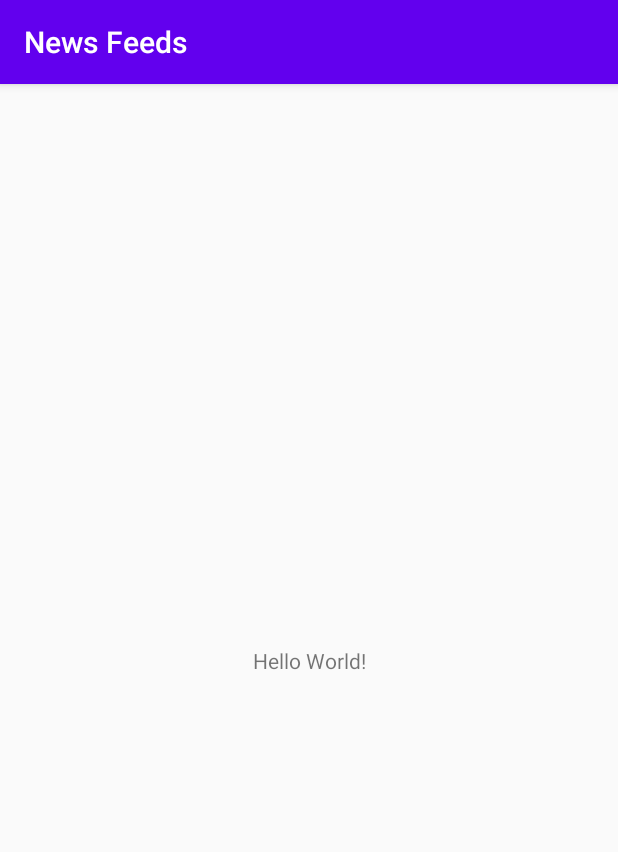
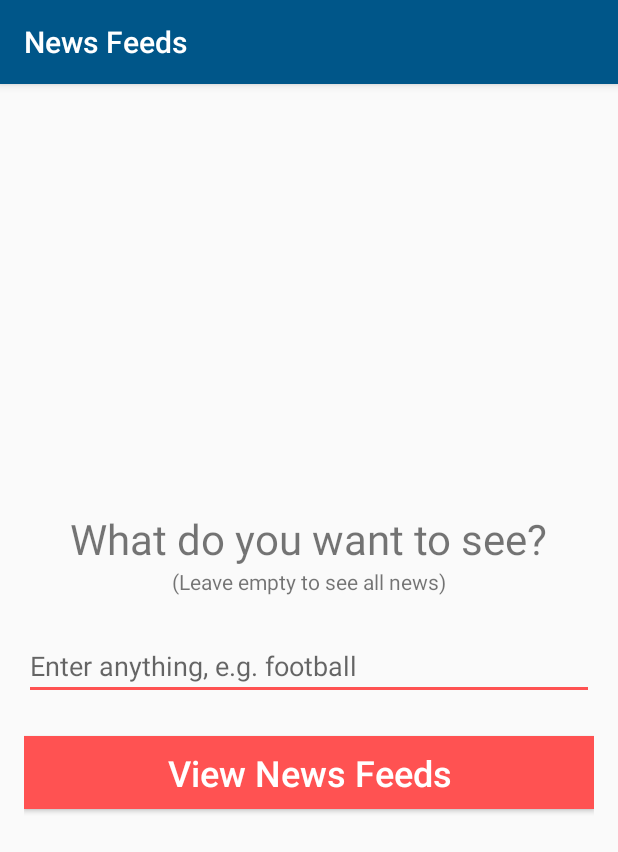
Before and after one commit to davictor24/NewsFeeds, an Android app: the screen it shows after launch (MainActivity), on a phone screen of 412 x 824 dp. Shown: the top 852 px of the screen. Run offline under Robolectric (Android 15) with nearby library versions, the phone set to English and light mode, and no system bars.

Commit message:
Add news search. Create basic project structure.

```diff
--- a/app/src/main/AndroidManifest.xml
+++ b/app/src/main/AndroidManifest.xml
@@ -9,7 +9,8 @@
         android:roundIcon="@mipmap/ic_launcher_round"
         android:supportsRtl="true"
         android:theme="@style/AppTheme">
-        <activity android:name=".MainActivity">
+        <activity android:name=".activities.NewsActivity"></activity>
+        <activity android:name=".activities.MainActivity">
             <intent-filter>
                 <action android:name="android.intent.action.MAIN" />
 
--- /dev/null
+++ b/app/src/main/java/com/electroninc/newsfeeds/activities/MainActivity.java
@@ -0,0 +1,34 @@
+package com.electroninc.newsfeeds.activities;
+
+import androidx.appcompat.app.AppCompatActivity;
+
+import android.content.Intent;
+import android.os.Bundle;
+import android.view.View;
+import android.widget.Button;
+import android.widget.EditText;
+
+import com.electroninc.newsfeeds.R;
+
+public class MainActivity extends AppCompatActivity {
+
+    @Override
+    protected void onCreate(Bundle savedInstanceState) {
+        super.onCreate(savedInstanceState);
+        setContentView(R.layout.activity_main);
+
+        final EditText searchEditText = findViewById(R.id.news_search_edit_text);
+        Button searchBtn = findViewById(R.id.news_search_btn);
+
+        searchBtn.setOnClickListener(new View.OnClickListener() {
+            @Override
+            public void onClick(View view) {
+                String searchText = searchEditText.getText().toString().trim();
+                Intent displayNewsIntent = new Intent(MainActivity.this, NewsActivity.class);
+                displayNewsIntent.putExtra(NewsActivity.SEARCH_TEXT, searchText);
+                startActivity(displayNewsIntent);
+            }
+        });
+    }
+
+}
--- /dev/null
+++ b/app/src/main/java/com/electroninc/newsfeeds/adapters/NewsAdapter.java
@@ -0,0 +1,4 @@
+package com.electroninc.newsfeeds.adapters;
+
+public class NewsAdapter {
+}
--- /dev/null
+++ b/app/src/main/java/com/electroninc/newsfeeds/models/News.java
@@ -0,0 +1,4 @@
+package com.electroninc.newsfeeds.models;
+
+public class News {
+}
--- /dev/null
+++ b/app/src/main/java/com/electroninc/newsfeeds/network/NewsLoader.java
@@ -0,0 +1,4 @@
+package com.electroninc.newsfeeds.network;
+
+public class NewsLoader {
+}
--- /dev/null
+++ b/app/src/main/java/com/electroninc/newsfeeds/network/Utils.java
@@ -0,0 +1,4 @@
+package com.electroninc.newsfeeds.network;
+
+public class Utils {
+}
--- a/app/src/main/res/layout/activity_main.xml
+++ b/app/src/main/res/layout/activity_main.xml
@@ -1,18 +1,46 @@
 <?xml version="1.0" encoding="utf-8"?>
-<androidx.constraintlayout.widget.ConstraintLayout xmlns:android="http://schemas.android.com/apk/res/android"
-    xmlns:app="http://schemas.android.com/apk/res-auto"
+<LinearLayout xmlns:android="http://schemas.android.com/apk/res/android"
     xmlns:tools="http://schemas.android.com/tools"
     android:layout_width="match_parent"
     android:layout_height="match_parent"
-    tools:context=".MainActivity">
+    android:layout_centerInParent="true"
+    android:gravity="center"
+    android:orientation="vertical"
+    android:padding="16dp">
 
     <TextView
         android:layout_width="wrap_content"
         android:layout_height="wrap_content"
-        android:text="Hello World!"
-        app:layout_constraintBottom_toBottomOf="parent"
-        app:layout_constraintLeft_toLeftOf="parent"
-        app:layout_constraintRight_toRightOf="parent"
-        app:layout_constraintTop_toTopOf="parent" />
+        android:text="@string/what_do_you_want"
+        android:textSize="28sp" />
 
-</androidx.constraintlayout.widget.ConstraintLayout>
+    <TextView
+        android:layout_width="wrap_content"
+        android:layout_height="wrap_content"
+        android:layout_marginBottom="24dp"
+        android:text="@string/leave_empty" />
+
+    <EditText
+        android:id="@+id/news_search_edit_text"
+        android:layout_width="match_parent"
+        android:layout_height="wrap_content"
+        android:hint="@string/search_hint"
+        android:importantForAutofill="no"
+        android:inputType="text" />
+
+    <Button
+        android:id="@+id/news_search_btn"
+        android:layout_width="match_parent"
+        android:layout_height="wrap_content"
+        android:layout_marginTop="24dp"
+        android:background="@color/colorAccent"
+        android:foreground="?android:selectableItemBackground"
+        android:gravity="center"
+        android:padding="8dp"
+        android:text="@string/view_news_feeds"
+        android:textAllCaps="false"
+        android:textColor="@android:color/white"
+        android:textSize="24sp"
+        tools:ignore="UnusedAttribute" />
+
+</LinearLayout>
--- a/app/src/main/res/values/colors.xml
+++ b/app/src/main/res/values/colors.xml
@@ -1,6 +1,6 @@
 <?xml version="1.0" encoding="utf-8"?>
 <resources>
-    <color name="colorPrimary">#6200EE</color>
-    <color name="colorPrimaryDark">#3700B3</color>
-    <color name="colorAccent">#03DAC5</color>
+    <color name="colorPrimary">#005689</color>
+    <color name="colorPrimaryDark">#002e5b</color>
+    <color name="colorAccent">#ff5252</color>
 </resources>
--- a/app/src/main/res/values/strings.xml
+++ b/app/src/main/res/values/strings.xml
@@ -1,3 +1,7 @@
 <resources>
     <string name="app_name">News Feeds</string>
+    <string name="search_hint">Enter anything, e.g. football</string>
+    <string name="view_news_feeds">View News Feeds</string>
+    <string name="what_do_you_want">What do you want to see?</string>
+    <string name="leave_empty">(Leave empty to see all news)</string>
 </resources>
```
Also changed, not shown: app/src/main/java/com/electroninc/newsfeeds/MainActivity.java (deleted, +0 -14 lines), app/src/main/java/com/electroninc/newsfeeds/activities/NewsActivity.java (added, +27 -0 lines), app/src/main/res/layout/activity_news.xml (added, +17 -0 lines).
